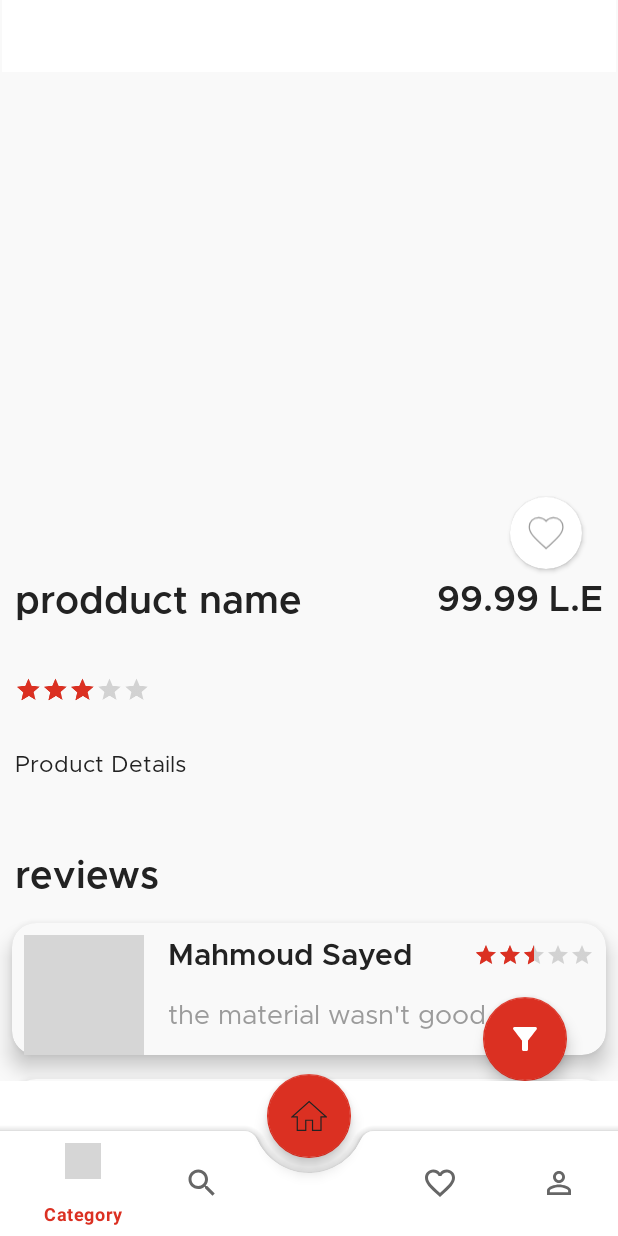
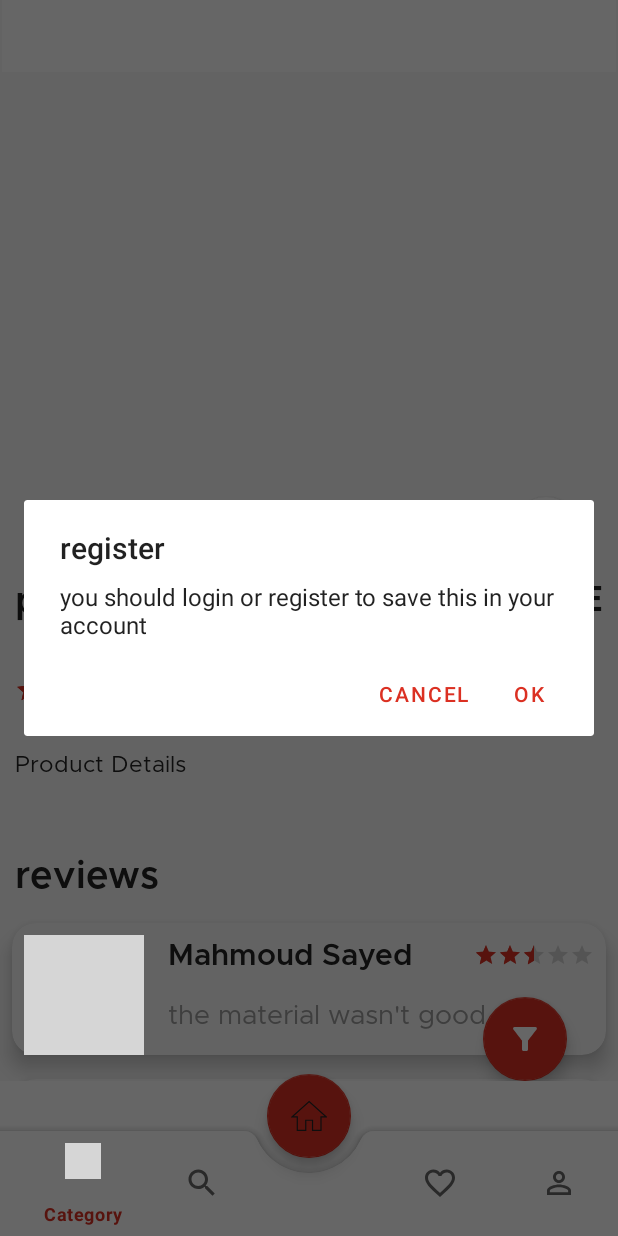
Before and after one commit to AhmedAbdo12345/Marketly, an Android app: the fragment ProductDetailsFragment placed in its activity, after a tap on an icon or button, on a phone screen of 412 x 824 dp. Run offline under Robolectric (Android 15) with nearby library versions, the phone set to English and light mode, and no system bars; our stand-ins replace CircleImageView, Firebase (no records; nobody signed in at launch, a user with empty details on screens opened directly), Picasso, data binding, navigation-ui; libraries missing offline, so code that uses them is left out: com.denzcoskun.imageslider; plain views replace FloatingActionButton, FloatingActionsMenu; pictures from the network do not load; 7 statements that could not run were skipped; 1 other tap on this screen came first; grey boxes are pictures that could not be loaded.

Commit message:
fix some bugs

```diff
--- a/app/src/main/java/iti/mad/marketly/presentation/productdetails/view/ProductDetailsFragment.kt
+++ b/app/src/main/java/iti/mad/marketly/presentation/productdetails/view/ProductDetailsFragment.kt
@@ -28,6 +28,7 @@ import iti.mad.marketly.data.model.product.Image
 import iti.mad.marketly.data.model.productDetails.ProductDetails
 import iti.mad.marketly.data.source.local.sharedpreference.SharedPreferenceManager
 import iti.mad.marketly.databinding.FragmentProductDetailsBinding
+import iti.mad.marketly.presentation.brandProduct.BrandProductFragmentDirections
 import iti.mad.marketly.presentation.cart.CartViewModel
 import iti.mad.marketly.presentation.productdetails.viewmodel.ProductDetailsViewModel
 import iti.mad.marketly.presentation.reviews.adapters.ReviewsAdapter
@@ -226,7 +227,18 @@ class ProductDetailsFragment : Fragment() {
                     )
 
                 }
+            }else{
+                AlertManager.functionalDialog(
+                    "register",
+                    requireContext(),
+                    "you should login or register to save this in your account"
+                    ,{
+                        val action =
+                            BrandProductFragmentDirections.actionBrandProductFragmentToLoginFragment()
+                        findNavController().navigate(action)
+                    }).show()
             }
+
         }
         binding.addToCartProductDetailsPage.setOnClickListener(View.OnClickListener {
             if (SharedPreferenceManager.isUserLogin(requireContext())) {
```
Also changed, not shown: app/src/main/java/iti/mad/marketly/presentation/home/HomeFragment.kt (+1 -7 lines).
